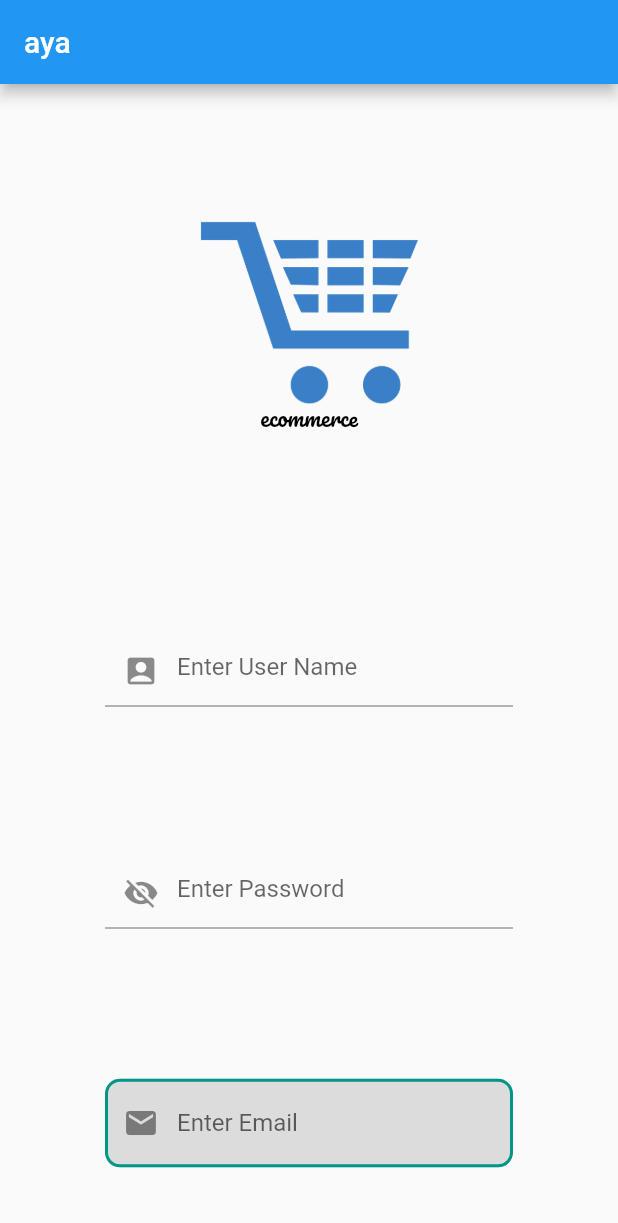
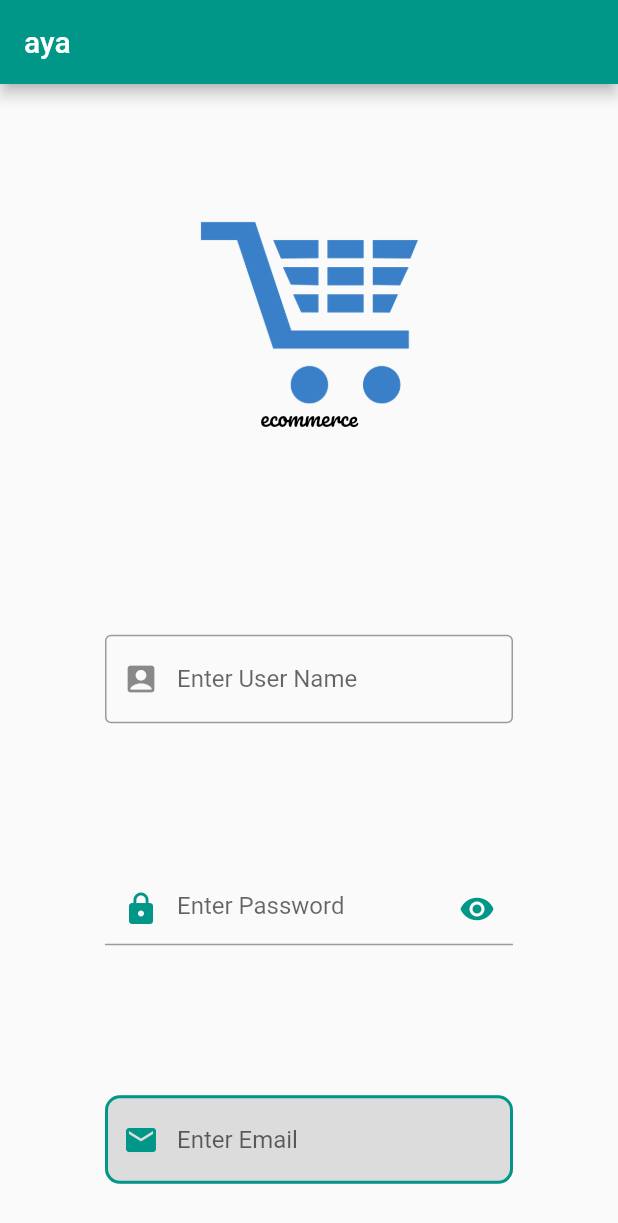
Before and after one commit to EngAyaGh/ecomercApp, a Flutter app: the screen it shows after launch, on a phone screen of 412 x 824 dp. Shown: the top 1223 px of the screen. Run offline on Flutter 3.47's test engine with Material 2 defaults, Android fonts, the phone set to English and light mode, and no system bars; our stand-ins replace firebase_auth, firebase_core; missing offline and left inert: dart:html; accounts and stored records are empty.

Commit message:
updated3

```diff
--- a/lib/screens/AuthScreen/login.dart
+++ b/lib/screens/AuthScreen/login.dart
@@ -5,6 +5,8 @@ import 'package:ecomtest/screens/AuthScreen/register.dart';
 import 'package:ecomtest/screens/splash.dart';
 import 'package:ecomtest/widgets/MyLogo.dart';
 import 'package:flutter/material.dart';
+
+import '../../AllConsts.dart';
 
 class LoginPage extends StatefulWidget {
   const LoginPage({Key? key}) : super(key: key);
@@ -17,6 +19,7 @@ class _LoginPageState extends State<LoginPage> {
   TextEditingController _emailUser = TextEditingController();
   TextEditingController _userName = TextEditingController();
   TextEditingController _password = TextEditingController();
+  bool _secure=true;
   final _globalKey=GlobalKey<FormState>();
   @override
   Widget build(BuildContext context) {
@@ -25,6 +28,7 @@ class _LoginPageState extends State<LoginPage> {
 
       appBar: AppBar(
         title: Text('aya'),
+        backgroundColor: Colors.teal,
       ),
       body: Padding(
         padding: const EdgeInsets.all(20),
@@ -39,6 +43,9 @@ class _LoginPageState extends State<LoginPage> {
                 child: TextFormField(
                   controller: _userName,
                   decoration: InputDecoration(
+                   border: OutlineInputBorder(
+                     borderSide: BorderSide(style: BorderStyle.solid,),
+                   ),
                     hintText: 'Enter User Name ',
                     prefixIcon: Icon(Icons.account_box),
                   ),
@@ -50,8 +57,18 @@ class _LoginPageState extends State<LoginPage> {
                   controller: _password,
                   decoration: InputDecoration(
                     hintText: 'Enter Password',
-                    prefixIcon: Icon(Icons.visibility_off),
+                    suffixIcon: IconButton(
+                      color: kMainColor,
+                      onPressed: (){
+                        setState(() {
+                          _secure=!_secure;
+                        });
+                      },
+                      icon: Icon(_secure?Icons.remove_red_eye:Icons.visibility_off),
+                    ),
+                    prefixIcon: Icon(Icons.lock,   color: kMainColor,),
                   ),
+                  obscureText: _secure,
                 ),
               ),
               Padding(
@@ -61,8 +78,9 @@ class _LoginPageState extends State<LoginPage> {
                   style: TextStyle(color: Colors.black),
                   cursorColor: Colors.teal,
                   decoration: InputDecoration(
+
                     hintText: 'Enter Email',
-                    prefixIcon: Icon(Icons.email),
+                    prefixIcon: Icon(Icons.email,color: Colors.teal,),
                     border: OutlineInputBorder(
                       borderRadius: BorderRadius.circular(10),
                       borderSide: BorderSide(
@@ -75,7 +93,8 @@ class _LoginPageState extends State<LoginPage> {
                             color: Colors.teal,
                             style: BorderStyle.solid,
                             width: 2.0),
-                        borderRadius: BorderRadius.circular(10)),
+                        borderRadius: BorderRadius.circular(10)
+                       ),
                     filled: true,
                     fillColor: Colors.black12,
                     focusedBorder: OutlineInputBorder(
```
